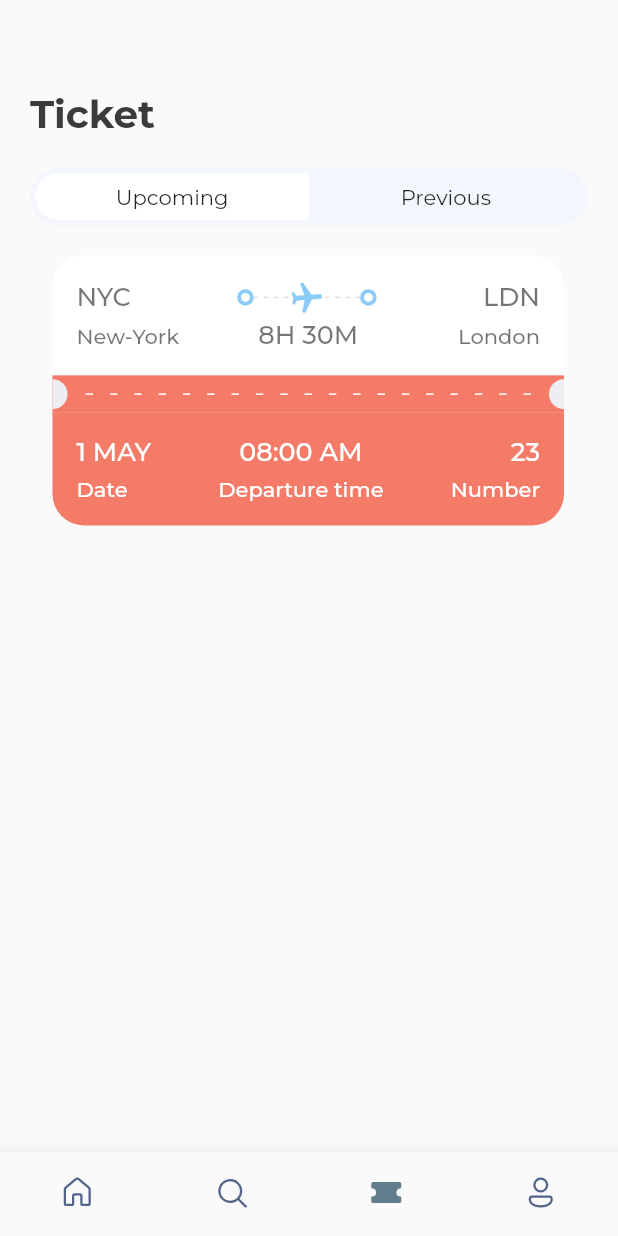
After one commit to shemaabra/e-ticket, a Flutter app: the screen it shows after launch, item 3 of the bottom bar chosen, on a phone screen of 412 x 824 dp. The commit adds this screen. Run offline on Flutter 3.47's test engine with Material 2 defaults, Android fonts, the phone set to English and light mode, and no system bars; our stand-ins replace fluentui_icons, gap, get, google_fonts.

Commit message:
ticket page

```diff
--- a/lib/screens/bottom_bar.dart
+++ b/lib/screens/bottom_bar.dart
@@ -1,4 +1,5 @@
 import 'package:booktickets/screens/search_screen.dart';
+import 'package:booktickets/screens/ticket_screen.dart';
 import 'package:fluentui_icons/fluentui_icons.dart';
 import 'package:flutter/material.dart';
 import 'package:booktickets/screens/home_screen.dart';
@@ -15,7 +16,7 @@ class _BottomBarState extends State<BottomBar> {
   static final List<Widget> _widgetOptions = <Widget>[
     HomeScreen(),
     SearchScreen(),
-    const Text("Ticket"),
+    TicketScreen(),
     const Text("Profile")
   ];
 
--- a/lib/screens/home_screen.dart
+++ b/lib/screens/home_screen.dart
@@ -100,7 +100,7 @@ class HomeScreen extends StatelessWidget {
               left: AppLayout.getHeight(20),
             ),
             child: Row(
-              children: ticketList.map((e) => TicketView(ticket: e)).toList(),
+              children: ticketList.map((e) => TicketView(ticket: e, isColor: null)).toList(),
             ),
           ),
           const Gap(15),
--- a/lib/screens/search_screen.dart
+++ b/lib/screens/search_screen.dart
@@ -1,6 +1,7 @@
 import 'package:booktickets/utils/app_layout.dart';
 import 'package:booktickets/widgets/double_text_widget.dart';
 import 'package:booktickets/widgets/icon_text_widget.dart';
+import 'package:booktickets/widgets/ticket_tabs.dart';
 import 'package:flutter/material.dart';
 import 'package:gap/gap.dart';
 import 'package:google_fonts/google_fonts.dart';
@@ -34,67 +35,7 @@ class SearchScreen extends StatelessWidget {
           Gap(
             AppLayout.getHeight(20),
           ),
-          FittedBox(
-            child: Container(
-              padding: EdgeInsets.all(AppLayout.getHeight(3.5)),
-              child: Row(
-                children: [
-                  /*
-                     Airline Tickets
-                   */
-                  Container(
-                    width: size.width * .44,
-                    padding: EdgeInsets.symmetric(
-                      vertical: AppLayout.getHeight(7),
-                    ),
-                    decoration: BoxDecoration(
-                      borderRadius: BorderRadius.horizontal(
-                        left: Radius.circular(
-                          AppLayout.getHeight(50),
-                        ),
-                      ),
-                      color: Colors.white,
-                    ),
-                    child: Center(
-                      child: Text(
-                        "Airline Tickets",
-                        style: GoogleFonts.montserrat(),
-                      ),
-                    ),
-                  ),
-                  /*
-                    Hotels
-                   */
-                  Container(
-                    width: size.width * .44,
-                    padding: EdgeInsets.symmetric(
-                      vertical: AppLayout.getHeight(7),
-                    ),
-                    decoration: BoxDecoration(
-                      borderRadius: BorderRadius.horizontal(
-                        right: Radius.circular(
-                          AppLayout.getHeight(50),
-                        ),
-                      ),
-                      color: Colors.transparent,
-                    ),
-                    child: Center(
-                      child: Text(
-                        "Hotels",
-                        style: GoogleFonts.montserrat(),
-                      ),
-                    ),
-                  ),
-                ],
-              ),
-              decoration: BoxDecoration(
-                borderRadius: BorderRadius.circular(
-                  AppLayout.getHeight(50),
-                ),
-                color: const Color(0xFFF4F6FD),
-              ),
-            ),
-          ),
+          const AppTicketTabs(leftTab: "Airline Tickets", rightTab: "Hotels"),
           Gap(
             AppLayout.getHeight(25),
           ),
--- /dev/null
+++ b/lib/screens/ticket_screen.dart
@@ -0,0 +1,51 @@
+import 'package:booktickets/screens/ticket_view.dart';
+import 'package:booktickets/utils/app_info_list.dart';
+import 'package:booktickets/utils/app_layout.dart';
+import 'package:booktickets/widgets/ticket_tabs.dart';
+import 'package:flutter/cupertino.dart';
+import 'package:flutter/material.dart';
+import 'package:gap/gap.dart';
+import 'package:google_fonts/google_fonts.dart';
+import 'package:booktickets/utils/app_styles.dart';
+
+class TicketScreen extends StatelessWidget {
+  const TicketScreen({super.key});
+
+  @override
+  Widget build(BuildContext context) {
+    final size = AppLayout.getSize(context);
+    return Scaffold(
+      body: Stack(
+        children: [
+          ListView(
+            padding: EdgeInsets.symmetric(
+              horizontal: AppLayout.getWidth(20),
+              vertical: AppLayout.getHeight(20),
+            ),
+            children: [
+              Gap(AppLayout.getHeight(40)),
+              Text(
+                "Ticket",
+                style: GoogleFonts.montserrat(
+                  textStyle: Styles.headLineStyle1,
+                ),
+              ),
+              Gap(
+                AppLayout.getHeight(20),
+              ),
+              const AppTicketTabs(
+                leftTab: "Upcoming",
+                rightTab: "Previous",
+              ),
+              Gap(AppLayout.getHeight(20)),
+              Container(
+                padding: EdgeInsets.only(left: AppLayout.getHeight(15),),
+                child: TicketView(ticket: ticketList[0], isColor: true,),
+              ),
+            ],
+          ),
+        ],
+      ),
+    );
+  }
+}
--- a/lib/screens/ticket_view.dart
+++ b/lib/screens/ticket_view.dart
@@ -8,8 +8,9 @@ import 'package:google_fonts/google_fonts.dart';
 
 class TicketView extends StatelessWidget {
   final Map<String, dynamic> ticket;
+  final bool? isColor;
 
-  const TicketView({super.key, required this.ticket});
+  const TicketView({super.key, required this.ticket, required this.isColor});
 
   @override
   Widget build(BuildContext context) {
@@ -27,7 +28,8 @@ class TicketView extends StatelessWidget {
             */
             Container(
               decoration: BoxDecoration(
-                color: Color(0xFF526799),
+                color: isColor == null ? const Color(0xFF526799) : Colors.white,
+                // color: Colors.blue,
                 borderRadius: BorderRadius.only(
                   topLeft: Radius.circular(AppLayout.getHeight(21)),
                   topRight: Radius.circular(AppLayout.getHeight(21)),
@@ -42,11 +44,14 @@ class TicketView extends StatelessWidget {
                       Text(
                         ticket['from']['code'],
                         style: GoogleFonts.montserrat(
-                            textStyle: Styles.headLineStyle3.copyWith(color: Colors.white)
-                        ),
+                            textStyle: isColor == null
+                                ? Styles.headLineStyle3
+                                    .copyWith(color: Colors.white)
+                                : Styles.headLineStyle3
+                                    .copyWith(color: Colors.black54)),
                       ),
                       Expanded(child: Container()),
-                      const ThickContainer(),
+                      const ThickContainer(isColor: true),
                       Expanded(
                         child: Stack(
                           children: [
@@ -65,9 +70,9 @@ class TicketView extends StatelessWidget {
                                       (index) => SizedBox(
                                         width: AppLayout.getWidth(3),
                                         height: AppLayout.getHeight(1),
-                                        child: const DecoratedBox(
+                                        child: DecoratedBox(
                                           decoration: BoxDecoration(
-                                              color: Colors.white),
+                                              color: isColor==null? Colors.white: Colors.grey.shade300),
                                         ),
                                       ),
                                     ),
@@ -78,21 +83,24 @@ class TicketView extends StatelessWidget {
                             Center(
                                 child: Transform.rotate(
                               angle: 1.5,
-                              child: const Icon(
+                              child: Icon(
                                 Icons.local_airport_rounded,
-                                color: Colors.white,
+                                color: isColor==null? Colors.white: const Color(0xFF8ACCF7),
                               ),
                             )),
                           ],
                         ),
                       ),
-                      const ThickContainer(),
+                     const ThickContainer(isColor:true),
                       Expanded(child: Container()),
                       Text(
                         ticket['to']['code'],
                         style: GoogleFonts.montserrat(
-                            textStyle: Styles.headLineStyle3.copyWith(color: Colors.white)
-                        ),
+                            textStyle: isColor == null
+                                ? Styles.headLineStyle3
+                                    .copyWith(color: Colors.white)
+                                : Styles.headLineStyle3
+                                    .copyWith(color: Colors.black54)),
                       )
                     ],
                   ),
@@ -105,15 +113,21 @@ class TicketView extends StatelessWidget {
                         child: Text(
                           ticket['from']['name'],
                           style: GoogleFonts.montserrat(
-                              textStyle: Styles.headLineStyle4.copyWith(color: Colors.white)
-                          ),
+                              textStyle: isColor == null
+                                  ? Styles.headLineStyle4
+                                      .copyWith(color: Colors.white)
+                                  : Styles.headLineStyle4
+                                      .copyWith(color: Colors.black54)),
                         ),
                       ),
                       Text(
                         ticket['flying_time'],
                         style: GoogleFonts.montserrat(
-                            textStyle: Styles.headLineStyle3.copyWith(color: Colors.white)
-                        ),
+                            textStyle: isColor == null
+                                ? Styles.headLineStyle3
+                                    .copyWith(color: Colors.white)
+                                : Styles.headLineStyle3
+                                    .copyWith(color: Colors.black54)),
                         // style:
                         //     Styles.headLineStyle3.copyWith(color: Colors.white),
                       ),
@@ -123,8 +137,11 @@ class TicketView extends StatelessWidget {
                           ticket['to']['name'],
                           textAlign: TextAlign.end,
                           style: GoogleFonts.montserrat(
-                              textStyle: Styles.headLineStyle4.copyWith(color: Colors.white)
-                          ),
+                              textStyle: isColor == null
+                                  ? Styles.headLineStyle4
+                                      .copyWith(color: Colors.white)
+                                  : Styles.headLineStyle4
+                                      .copyWith(color: Colors.black54)),
                         ),
                       ),
                     ],
@@ -168,8 +185,9 @@ class TicketView extends StatelessWidget {
                                     width: AppLayout.getWidth(5),
                                     height: AppLayout.getHeight(1),
                                     child: const DecoratedBox(
-                                      decoration:
-                                          BoxDecoration(color: Colors.white),
+                                      decoration: BoxDecoration(
+                                        color: Colors.white,
+                                      ),
                                     ),
                                   )),
                         );
@@ -181,7 +199,7 @@ class TicketView extends StatelessWidget {
                     width: AppLayout.getWidth(10),
                     child: DecoratedBox(
                       decoration: BoxDecoration(
-                        color: const Color(0xFFeeedf2),
+                        color: Color(0xFFeeedf2),
                         borderRadius: BorderRadius.only(
                           topLeft: Radius.circular(AppLayout.getHeight(10)),
                           bottomLeft: Radius.circular(AppLayout.getHeight(10)),
@@ -215,15 +233,15 @@ class TicketView extends StatelessWidget {
                           Text(
                             ticket['date'],
                             style: GoogleFonts.montserrat(
-                                textStyle: Styles.headLineStyle3.copyWith(color: Colors.white)
-                            ),
+                                textStyle: Styles.headLineStyle3
+                                    .copyWith(color: Colors.white)),
                           ),
                           const Gap(5),
                           Text(
                             "Date",
                             style: GoogleFonts.montserrat(
-                                textStyle: Styles.headLineStyle4.copyWith(color: Colors.white)
-                            ),
+                                textStyle: Styles.headLineStyle4
+                                    .copyWith(color: Colors.white)),
                           ),
                         ],
                       ),
@@ -233,15 +251,15 @@ class TicketView extends StatelessWidget {
                           Text(
                             ticket['departure_time'],
                             style: GoogleFonts.montserrat(
-                                textStyle: Styles.headLineStyle3.copyWith(color: Colors.white)
-                            ),
+                                textStyle: Styles.headLineStyle3
+                                    .copyWith(color: Colors.white)),
                           ),
                           const Gap(5),
                           Text(
                             "Departure time",
                             style: GoogleFonts.montserrat(
-                                textStyle: Styles.headLineStyle4.copyWith(color: Colors.white)
-                            ),
+                                textStyle: Styles.headLineStyle4
+                                    .copyWith(color: Colors.white)),
                           ),
                         ],
                       ),
@@ -251,15 +269,15 @@ class TicketView extends StatelessWidget {
                           Text(
                             ticket['number'].toString(),
                             style: GoogleFonts.montserrat(
-                                textStyle: Styles.headLineStyle3.copyWith(color: Colors.white)
-                            ),
+                                textStyle: Styles.headLineStyle3
+                                    .copyWith(color: Colors.white)),
                           ),
                           const Gap(5),
                           Text(
                             "Number",
                             style: GoogleFonts.montserrat(
-                                textStyle: Styles.headLineStyle4.copyWith(color: Colors.white)
-                            ),
+                                textStyle: Styles.headLineStyle4
+                                    .copyWith(color: Colors.white)),
                           ),
                         ],
                       ),
--- a/lib/widgets/thick_container.dart
+++ b/lib/widgets/thick_container.dart
@@ -2,7 +2,9 @@ import 'package:flutter/cupertino.dart';
 import 'package:flutter/material.dart';
 
 class ThickContainer extends StatelessWidget {
-  const ThickContainer({super.key});
+  final bool? isColor;
+
+  const ThickContainer({super.key, required this.isColor});
 
   @override
   Widget build(BuildContext context) {
@@ -10,9 +12,11 @@ class ThickContainer extends StatelessWidget {
       padding: const EdgeInsets.all(3.0),
       decoration: BoxDecoration(
         borderRadius: BorderRadius.circular(20),
-        border: Border.all(width: 2.5, color: Colors.white),
+        border: Border.all(
+          width: 2.5,
+          color: isColor == null ? Colors.white : const Color(0xFF8ACCF7),
+        ),
       ),
     );
   }
-
 }
--- /dev/null
+++ b/lib/widgets/ticket_tabs.dart
@@ -0,0 +1,79 @@
+import 'package:flutter/cupertino.dart';
+import 'package:flutter/material.dart';
+import 'package:google_fonts/google_fonts.dart';
+
+import '../utils/app_layout.dart';
+
+class AppTicketTabs  extends StatelessWidget {
+  final String leftTab;
+  final String rightTab;
+
+  const AppTicketTabs({super.key, required this.leftTab, required this.rightTab});
+
+  @override
+  Widget build(BuildContext context) {
+    final size = AppLayout.getSize(context);
+    return FittedBox(
+      child: Container(
+        padding: EdgeInsets.all(AppLayout.getHeight(3.5)),
+        decoration: BoxDecoration(
+          borderRadius: BorderRadius.circular(
+            AppLayout.getHeight(50),
+          ),
+          color: const Color(0xFFF4F6FD),
+        ),
+        child: Row(
+          children: [
+            /*
+                     Airline Tickets
+                   */
+            Container(
+              width: size.width * .44,
+              padding: EdgeInsets.symmetric(
+                vertical: AppLayout.getHeight(7),
+              ),
+              decoration: BoxDecoration(
+                borderRadius: BorderRadius.horizontal(
+                  left: Radius.circular(
+                    AppLayout.getHeight(50),
+                  ),
+                ),
+                color: Colors.white,
+              ),
+              child: Center(
+                child: Text(
+                  leftTab,
+                  style: GoogleFonts.montserrat(),
+                ),
+              ),
+            ),
+            /*
+                    Hotels
+                   */
+            Container(
+              width: size.width * .44,
+              padding: EdgeInsets.symmetric(
+                vertical: AppLayout.getHeight(7),
+              ),
+              decoration: BoxDecoration(
+                borderRadius: BorderRadius.horizontal(
+                  right: Radius.circular(
+                    AppLayout.getHeight(50),
+                  ),
+                ),
+                color: Colors.transparent,
+              ),
+              child: Center(
+                child: Text(
+                  rightTab,
+                  style: GoogleFonts.montserrat(),
+                ),
+              ),
+            ),
+          ],
+        ),
+      ),
+    );
+  }
+
+}
```
